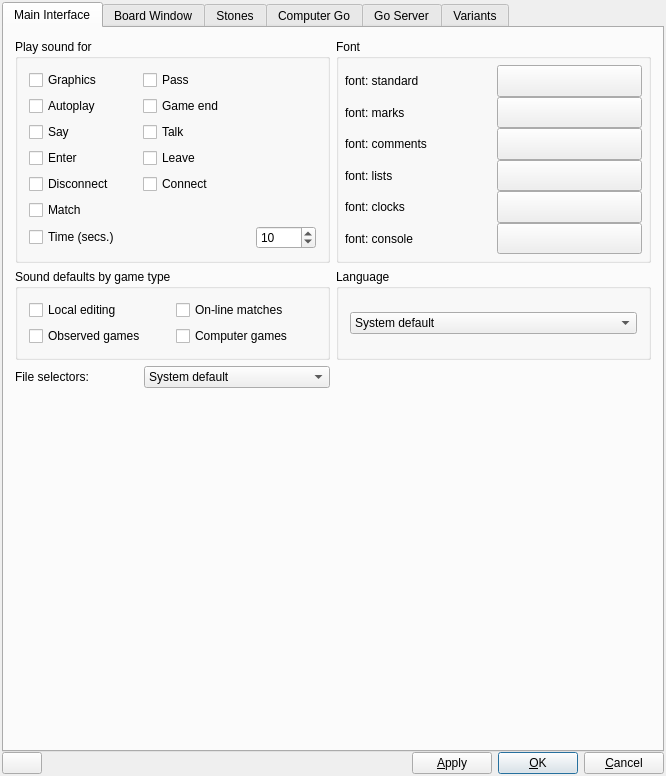
This is src/preferences_gui.ui in bernds/q5Go as Qt 5 draws it before an edit. The edited form follows.
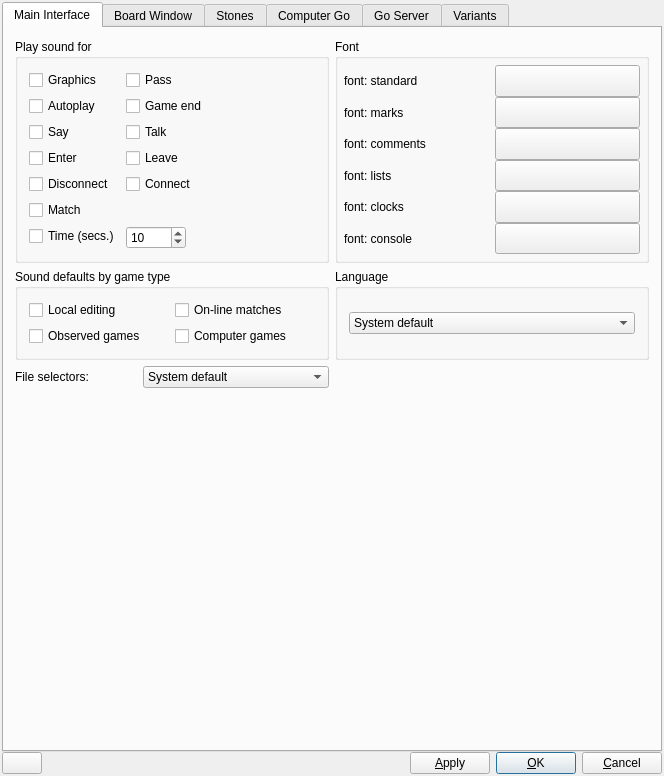
This is the edited form. The open tabs and pages were chosen to show the change. Icons and pictures are not drawn. Custom widgets are drawn as their Qt base class.

Commit message: More tweaks to preferences GUI dimensions

What changed in the file:
```diff
--- a/src/preferences_gui.ui
+++ b/src/preferences_gui.ui
@@ -6,7 +6,7 @@
    <rect>
     <x>0</x>
     <y>0</y>
-    <width>666</width>
+    <width>664</width>
     <height>776</height>
    </rect>
   </property>
@@ -192,6 +192,12 @@
       <layout class="QGridLayout">
        <item row="0" column="1">
         <widget class="QGroupBox" name="ButtonGroup3">
+         <property name="sizePolicy">
+          <sizepolicy hsizetype="Expanding" vsizetype="Preferred">
+           <horstretch>0</horstretch>
+           <verstretch>0</verstretch>
+          </sizepolicy>
+         </property>
          <property name="title">
           <string>Font</string>
          </property>
@@ -621,10 +627,16 @@
        </item>
        <item row="0" column="0">
         <widget class="QGroupBox" name="soundButtonGroups">
+         <property name="sizePolicy">
+          <sizepolicy hsizetype="Expanding" vsizetype="Preferred">
+           <horstretch>0</horstretch>
+           <verstretch>0</verstretch>
+          </sizepolicy>
+         </property>
          <property name="title">
           <string>Play sound for</string>
          </property>
-         <layout class="QGridLayout" name="gridLayout_4">
+         <layout class="QFormLayout" name="formLayout_3">
           <item row="0" column="0">
            <widget class="QCheckBox" name="stoneSoundCheckBox">
             <property name="toolTip">
@@ -643,7 +655,7 @@
             </attribute>
            </widget>
           </item>
-          <item row="0" column="1" colspan="2">
+          <item row="0" column="1">
            <widget class="QCheckBox" name="passSoundCheckBox">
             <property name="toolTip">
              <string>Play sound for pass move</string>
@@ -674,7 +686,7 @@
             </attribute>
            </widget>
           </item>
-          <item row="1" column="1" colspan="2">
+          <item row="1" column="1">
            <widget class="QCheckBox" name="gameEndSoundCheckBox">
             <property name="toolTip">
              <string>Play sound when played or observed game has ended</string>
@@ -700,7 +712,7 @@
             </attribute>
            </widget>
           </item>
-          <item row="2" column="1" colspan="2">
+          <item row="2" column="1">
            <widget class="QCheckBox" name="talkSoundCheckBox">
             <property name="toolTip">
              <string>Play sound for incoming talk message</string>
@@ -726,7 +738,7 @@
             </attribute>
            </widget>
           </item>
-          <item row="3" column="1" colspan="2">
+          <item row="3" column="1">
            <widget class="QCheckBox" name="leaveSoundCheckBox">
             <property name="toolTip">
              <string>Play sound when a watched player leaves the room</string>
@@ -752,7 +764,7 @@
             </attribute>
            </widget>
           </item>
-          <item row="4" column="1" colspan="2">
+          <item row="4" column="1">
            <widget class="QCheckBox" name="connectSoundCheckBox">
             <property name="toolTip">
              <string>Play sound when connected to server</string>
@@ -765,7 +777,7 @@
             </attribute>
            </widget>
           </item>
-          <item row="5" column="0" colspan="3">
+          <item row="5" column="0">
            <widget class="QCheckBox" name="matchSoundCheckBox">
             <property name="toolTip">
              <string>Play sound for incoming match request</string>
@@ -778,7 +790,7 @@
             </attribute>
            </widget>
           </item>
-          <item row="6" column="0" colspan="2">
+          <item row="6" column="0">
            <widget class="QCheckBox" name="timeSoundCheckBox">
             <property name="toolTip">
              <string>Play sound for remaining seconds of own time</string>
@@ -795,7 +807,7 @@
             </attribute>
            </widget>
           </item>
-          <item row="6" column="2">
+          <item row="6" column="1">
            <widget class="QSpinBox" name="BYTimeSpin">
             <property name="maximumSize">
              <size>
```
Left out of the diff: 574 changed lines with no effect on the pictures.
